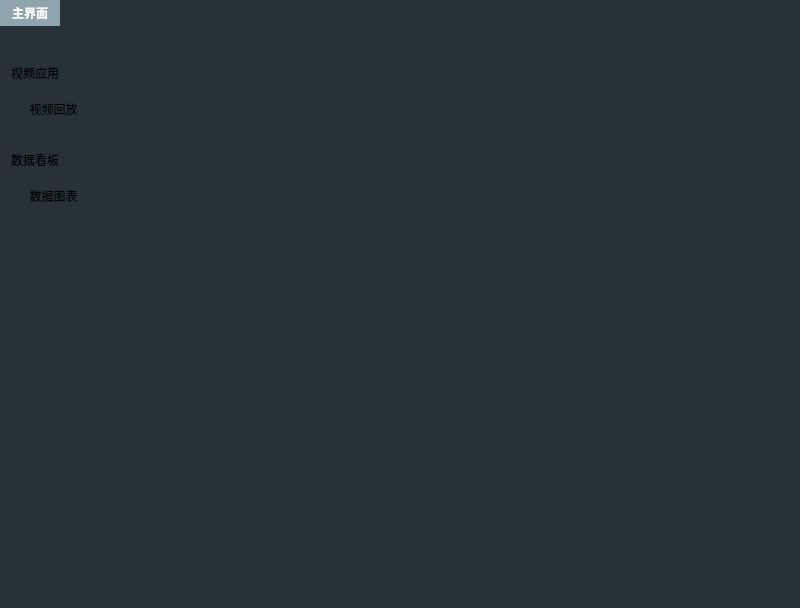
Old version of the form QtClient/mainwindow.ui in the repository imtangsheng/QtClient.
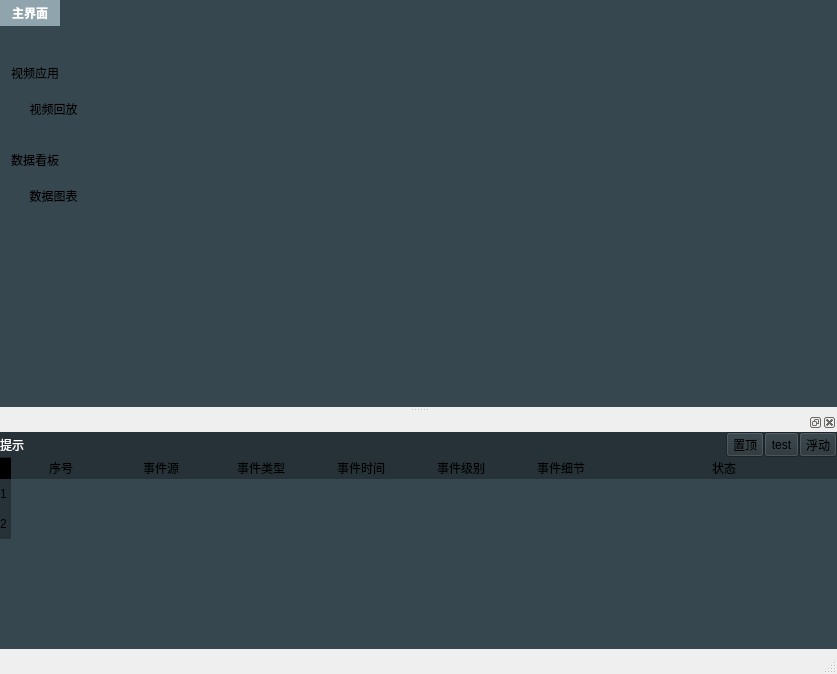
New version of the form. Icons and pictures are not drawn.

Commit message: 1.添加状态栏，用于显示事件通知等，显示widget才可以设置浮动和添加到状态栏 2.浮动窗口设置标题，添加表格。窗口可以拖动，但是不能缩放，可以放在底部后控制高度

Patch:
```diff
--- a/QtClient/mainwindow.ui
+++ b/QtClient/mainwindow.ui
@@ -9,8 +9,8 @@
    <rect>
     <x>0</x>
     <y>0</y>
-    <width>800</width>
-    <height>608</height>
+    <width>837</width>
+    <height>674</height>
    </rect>
   </property>
   <property name="sizePolicy">
@@ -66,7 +66,9 @@
    <bool>false</bool>
   </property>
   <property name="styleSheet">
-   <string notr="true">background-color: rgb(38, 50, 56);</string>
+   <string notr="true">background-color: rgb(38, 50, 56);
+
+QMainWindow::focus { border: 2px solid red; }</string>
   </property>
   <property name="inputMethodHints">
    <set>Qt::ImhNone</set>
@@ -88,7 +90,7 @@
     <bool>false</bool>
    </property>
    <property name="styleSheet">
-    <string notr="true">background-color: rgb(38, 50, 56);</string>
+    <string notr="true">background-color: rgb(55, 71, 79);</string>
    </property>
    <layout class="QVBoxLayout" name="verticalLayout_2">
     <property name="spacing">
@@ -110,8 +112,8 @@
      <widget class="QTabWidget" name="tabWidget_mainWindow">
       <property name="minimumSize">
        <size>
-        <width>782</width>
-        <height>582</height>
+        <width>0</width>
+        <height>0</height>
        </size>
       </property>
       <property name="tabletTracking">
@@ -141,11 +143,11 @@
       <property name="styleSheet">
        <string notr="true">QTabBar::tab {
     background: transparent;
+	background-color: rgb(38, 50, 56);
 }
 
 QTabWidget::pane {
 	border: 0; 
-    background: transparent;
 }
 
 QTabBar::tab:selected{
@@ -371,7 +373,510 @@
     </item>
    </layout>
   </widget>
-  <widget class="QStatusBar" name="statusBar"/>
+  <widget class="QStatusBar" name="statusBar">
+   <property name="sizePolicy">
+    <sizepolicy hsizetype="Preferred" vsizetype="Fixed">
+     <horstretch>0</horstretch>
+     <verstretch>0</verstretch>
+    </sizepolicy>
+   </property>
+   <property name="minimumSize">
+    <size>
+     <width>0</width>
+     <height>25</height>
+    </size>
+   </property>
+   <property name="maximumSize">
+    <size>
+     <width>16777215</width>
+     <height>25</height>
+    </size>
+   </property>
+  </widget>
+  <widget class="QDockWidget" name="WidgetStatus">
+   <property name="enabled">
+    <bool>true</bool>
+   </property>
+   <property name="minimumSize">
+    <size>
+     <width>160</width>
+     <height>110</height>
+    </size>
+   </property>
+   <property name="mouseTracking">
+    <bool>true</bool>
+   </property>
+   <property name="focusPolicy">
+    <enum>Qt::StrongFocus</enum>
+   </property>
+   <property name="acceptDrops">
+    <bool>true</bool>
+   </property>
+   <property name="autoFillBackground">
+    <bool>false</bool>
+   </property>
+   <property name="styleSheet">
+    <string notr="true">background-color: rgb(55, 71, 79);</string>
+   </property>
+   <property name="floating">
+    <bool>false</bool>
+   </property>
+   <property name="features">
+    <set>QDockWidget::DockWidgetClosable|QDockWidget::DockWidgetFloatable|QDockWidget::DockWidgetMovable</set>
+   </property>
+   <property name="allowedAreas">
+    <set>Qt::BottomDockWidgetArea</set>
+   </property>
+   <attribute name="dockWidgetArea">
+    <number>8</number>
+   </attribute>
+   <widget class="QWidget" name="WidgetStatusContents">
+    <property name="whatsThis">
+     <string>状态内容界面</string>
+    </property>
+    <layout class="QVBoxLayout" name="verticalLayout_3">
+     <property name="spacing">
+      <number>0</number>
+     </property>
+     <property name="leftMargin">
+      <number>0</number>
+     </property>
+     <property name="topMargin">
+      <number>0</number>
+     </property>
+     <property name="rightMargin">
+      <number>0</number>
+     </property>
+     <property name="bottomMargin">
+      <number>0</number>
+     </property>
+     <item>
+      <widget class="QWidget" name="widget_statusBarTitle" native="true">
+       <property name="enabled">
+        <bool>true</bool>
+       </property>
+       <property name="sizePolicy">
+        <sizepolicy hsizetype="Preferred" vsizetype="Maximum">
+         <horstretch>0</horstretch>
+         <verstretch>0</verstretch>
+        </sizepolicy>
+       </property>
+       <property name="toolTip">
+        <string>状态标题栏2</string>
+       </property>
+       <property name="toolTipDuration">
+        <number>5</number>
+       </property>
+       <property name="statusTip">
+        <string>状态标题栏</string>
+       </property>
+       <property name="styleSheet">
+        <string notr="true">background-color: rgb(38, 50, 56);</string>
+       </property>
+       <layout class="QHBoxLayout" name="horizontalLayout">
+        <property name="spacing">
+         <number>0</number>
+        </property>
+        <property name="leftMargin">
+         <number>0</number>
+        </property>
+        <property name="topMargin">
+         <number>0</number>
+        </property>
+        <property name="rightMargin">
+         <number>0</number>
+        </property>
+        <property name="bottomMargin">
+         <number>0</number>
+        </property>
+        <item>
+         <widget class="QLabel" name="label_statusBarMsg">
+          <property name="styleSheet">
+           <string notr="true">color: rgb(255, 255, 255);</string>
+          </property>
+          <property name="lineWidth">
+           <number>0</number>
+          </property>
+          <property name="text">
+           <string>提示</string>
+          </property>
+         </widget>
+        </item>
+        <item>
+         <spacer name="horizontalSpacer_3">
+          <property name="orientation">
+           <enum>Qt::Horizontal</enum>
+          </property>
+          <property name="sizeHint" stdset="0">
+           <size>
+            <width>40</width>
+            <height>20</height>
+           </size>
+          </property>
+         </spacer>
+        </item>
+        <item>
+         <widget class="QToolButton" name="toolButton_WidgetStatus_isStaysOnTopHint">
+          <property name="sizePolicy">
+           <sizepolicy hsizetype="Preferred" vsizetype="Preferred">
+            <horstretch>0</horstretch>
+            <verstretch>0</verstretch>
+           </sizepolicy>
+          </property>
+          <property name="toolTip">
+           <string>置顶</string>
+          </property>
+          <property name="toolTipDuration">
+           <number>5</number>
+          </property>
+          <property name="statusTip">
+           <string>置顶</string>
+          </property>
+          <property name="text">
+           <string>置顶</string>
+          </property>
+          <property name="icon">
+           <iconset resource="resource.qrc">
+            <normaloff>:/asset/Home/on_top.svg</normaloff>:/asset/Home/on_top.svg</iconset>
+          </property>
+          <property name="checkable">
+           <bool>false</bool>
+          </property>
+          <property name="checked">
+           <bool>false</bool>
+          </property>
+         </widget>
+        </item>
+        <item>
+         <widget class="QToolButton" name="toolButton_3">
+          <property name="sizePolicy">
+           <sizepolicy hsizetype="Preferred" vsizetype="Preferred">
+            <horstretch>0</horstretch>
+            <verstretch>0</verstretch>
+           </sizepolicy>
+          </property>
+          <property name="text">
+           <string>test</string>
+          </property>
+         </widget>
+        </item>
+        <item>
+         <widget class="QToolButton" name="toolButton_WidgetStatus_isFloatable">
+          <property name="sizePolicy">
+           <sizepolicy hsizetype="Preferred" vsizetype="Preferred">
+            <horstretch>0</horstretch>
+            <verstretch>0</verstretch>
+           </sizepolicy>
+          </property>
+          <property name="toolTip">
+           <string>浮动</string>
+          </property>
+          <property name="toolTipDuration">
+           <number>5</number>
+          </property>
+          <property name="statusTip">
+           <string>浮动</string>
+          </property>
+          <property name="text">
+           <string>浮动</string>
+          </property>
+          <property name="icon">
+           <iconset resource="resource.qrc">
+            <normaloff>:/asset/Home/double-arrow-top.svg</normaloff>:/asset/Home/double-arrow-top.svg</iconset>
+          </property>
+         </widget>
+        </item>
+       </layout>
+      </widget>
+     </item>
+     <item>
+      <widget class="QTableWidget" name="tableWidget_statusEvent">
+       <property name="enabled">
+        <bool>true</bool>
+       </property>
+       <property name="sizePolicy">
+        <sizepolicy hsizetype="Preferred" vsizetype="Preferred">
+         <horstretch>0</horstretch>
+         <verstretch>0</verstretch>
+        </sizepolicy>
+       </property>
+       <property name="palette">
+        <palette>
+         <active>
+          <colorrole role="Button">
+           <brush brushstyle="SolidPattern">
+            <color alpha="255">
+             <red>55</red>
+             <green>71</green>
+             <blue>79</blue>
+            </color>
+           </brush>
+          </colorrole>
+          <colorrole role="Base">
+           <brush brushstyle="SolidPattern">
+            <color alpha="255">
+             <red>55</red>
+             <green>71</green>
+             <blue>79</blue>
+            </color>
+           </brush>
+          </colorrole>
+          <colorrole role="Window">
+           <brush brushstyle="SolidPattern">
+            <color alpha="255">
+             <red>55</red>
+             <green>71</green>
+             <blue>79</blue>
+            </color>
+           </brush>
+          </colorrole>
+         </active>
+         <inactive>
+          <colorrole role="Button">
+           <brush brushstyle="SolidPattern">
+            <color alpha="255">
+             <red>55</red>
+             <green>71</green>
+             <blue>79</blue>
+            </color>
+           </brush>
+          </colorrole>
+          <colorrole role="Base">
+           <brush brushstyle="SolidPattern">
+            <color alpha="255">
+             <red>55</red>
+             <green>71</green>
+             <blue>79</blue>
+            </color>
+           </brush>
+          </colorrole>
+          <colorrole role="Window">
+           <brush brushstyle="SolidPattern">
+            <color alpha="255">
+             <red>55</red>
+             <green>71</green>
+             <blue>79</blue>
+            </color>
+           </brush>
+          </colorrole>
+         </inactive>
+         <disabled>
+          <colorrole role="Button">
+           <brush brushstyle="SolidPattern">
+            <color alpha="255">
+             <red>55</red>
+             <green>71</green>
+             <blue>79</blue>
+            </color>
+           </brush>
+          </colorrole>
+          <colorrole role="Base">
+           <brush brushstyle="SolidPattern">
+            <color alpha="255">
+             <red>55</red>
+             <green>71</green>
+             <blue>79</blue>
+            </color>
+           </brush>
+          </colorrole>
+          <colorrole role="Window">
+           <brush brushstyle="SolidPattern">
+            <color alpha="255">
+             <red>55</red>
+             <green>71</green>
+             <blue>79</blue>
+            </color>
+           </brush>
+          </colorrole>
+         </disabled>
+        </palette>
+       </property>
+       <property name="mouseTracking">
+        <bool>true</bool>
+       </property>
+       <property name="tabletTracking">
+        <bool>true</bool>
+       </property>
+       <property name="autoFillBackground">
+        <bool>true</bool>
+       </property>
+       <property name="styleSheet">
+        <string notr="true">/*表内空格*/
+QTableWidget { 
+	background-color: rgb(55, 71, 79);
+}
+QTableWidget::item {
+	background-color: rgb(55, 71, 79);
+}
+
+QTableWidget::item:selected { 
+	background-color: rgb(38, 50, 56);
+	color: white; 
+}
+
+/*表头设置*/
+QHeaderView::section { 
+	border: none;
+	background-color: rgb(38, 50, 56);
+ }
+
+/*表头区域的角落按钮左上角的空白区域设置*/
+QTableCornerButton::section {
+	background: transparent;
+}
+/*水平线，垂直线设置*/
+/*
+QTableWidget::horizontalHeader { 
+background-color: rgb(85, 0, 255);
+}
+QTableWidget::verticalHeader { 
+background-color: rgb(85, 0, 255);
+}
+
+*/</string>
+       </property>
+       <property name="frameShape">
+        <enum>QFrame::NoFrame</enum>
+       </property>
+       <property name="horizontalScrollBarPolicy">
+        <enum>Qt::ScrollBarAsNeeded</enum>
+       </property>
+       <property name="sizeAdjustPolicy">
+        <enum>QAbstractScrollArea::AdjustIgnored</enum>
+       </property>
+       <property name="editTriggers">
+        <set>QAbstractItemView::NoEditTriggers</set>
+       </property>
+       <property name="showDropIndicator" stdset="0">
+        <bool>false</bool>
+       </property>
+       <property name="dragEnabled">
+        <bool>false</bool>
+       </property>
+       <property name="dragDropOverwriteMode">
+        <bool>true</bool>
+       </property>
+       <property name="alternatingRowColors">
+        <bool>true</bool>
+       </property>
+       <property name="selectionMode">
+        <enum>QAbstractItemView::ExtendedSelection</enum>
+       </property>
+       <property name="selectionBehavior">
+        <enum>QAbstractItemView::SelectItems</enum>
+       </property>
+       <property name="textElideMode">
+        <enum>Qt::ElideNone</enum>
+       </property>
+       <property name="showGrid">
+        <bool>false</bool>
+       </property>
+       <property name="gridStyle">
+        <enum>Qt::NoPen</enum>
+       </property>
+       <property name="sortingEnabled">
+        <bool>true</bool>
+       </property>
+       <property name="wordWrap">
+        <bool>false</bool>
+       </property>
+       <property name="cornerButtonEnabled">
+        <bool>false</bool>
+       </property>
+       <attribute name="horizontalHeaderVisible">
+        <bool>true</bool>
+       </attribute>
+       <attribute name="horizontalHeaderCascadingSectionResizes">
+        <bool>true</bool>
+       </attribute>
+       <attribute name="horizontalHeaderMinimumSectionSize">
+        <number>24</number>
+       </attribute>
+       <attribute name="horizontalHeaderDefaultSectionSize">
+        <number>100</number>
+       </attribute>
+       <attribute name="horizontalHeaderHighlightSections">
+        <bool>true</bool>
+       </attribute>
+       <attribute name="horizontalHeaderShowSortIndicator" stdset="0">
+        <bool>true</bool>
+       </attribute>
+       <attribute name="horizontalHeaderStretchLastSection">
+        <bool>true</bool>
+       </attribute>
+       <attribute name="verticalHeaderVisible">
+        <bool>true</bool>
+       </attribute>
+       <attribute name="verticalHeaderCascadingSectionResizes">
+        <bool>true</bool>
+       </attribute>
+       <attribute name="verticalHeaderMinimumSectionSize">
+        <number>20</number>
+       </attribute>
+       <attribute name="verticalHeaderHighlightSections">
+        <bool>true</bool>
+       </attribute>
+       <attribute name="verticalHeaderShowSortIndicator" stdset="0">
+        <bool>true</bool>
+       </attribute>
+       <attribute name="verticalHeaderStretchLastSection">
+        <bool>false</bool>
+       </attribute>
+       <row>
+        <property name="text">
+         <string>1</string>
+        </property>
+       </row>
+       <row>
+        <property name="text">
+         <string>2</string>
+        </property>
+       </row>
+       <column>
+        <property name="text">
+         <string>序号</string>
+        </property>
+       </column>
+       <column>
+        <property name="text">
+         <string>事件源</string>
+        </property>
+       </column>
+       <column>
+        <property name="text">
+         <string>事件类型</string>
+        </property>
+       </column>
+       <column>
+        <property name="text">
+         <string>事件时间</string>
+        </property>
+       </column>
+       <column>
+        <property name="text">
+         <string>事件级别</string>
+        </property>
+       </column>
+       <column>
+        <property name="text">
+         <string>事件细节</string>
+        </property>
+       </column>
+       <column>
+        <property name="text">
+         <string>状态</string>
+        </property>
+       </column>
+       <item row="0" column="0">
+        <property name="text">
+         <string/>
+        </property>
+       </item>
+      </widget>
+     </item>
+    </layout>
+   </widget>
+  </widget>
   <action name="actiontest">
    <property name="text">
     <string>test</string>
```
Left out of the diff: 2 changed lines with no effect on the pictures. The commit also changes 14 other files.
